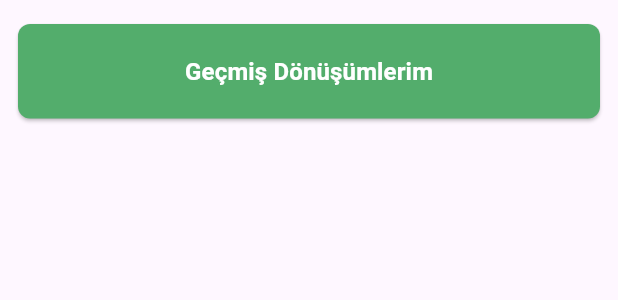
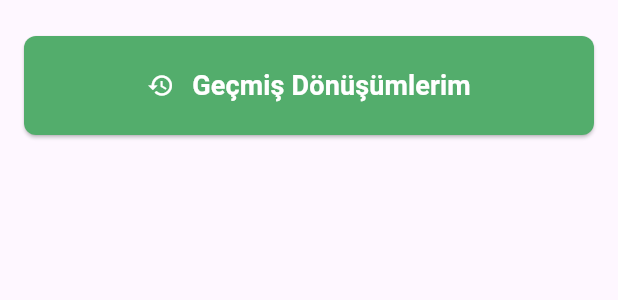
Before and after one commit to furkanmulayim/karbonizma-flutter, a Flutter app: the NormalButton widget shown alone on an empty page, opened directly, on a phone screen of 412 x 824 dp. Shown: the top 300 px of the screen. Run offline on Flutter 3.47's test engine with Material 3 defaults, Android fonts, the phone set to English and light mode, and no system bars; our stand-ins replace bloc, dio, flutter_bloc, go_router; network calls fail.

```diff
--- a/lib/core/constants/app_colors.dart
+++ b/lib/core/constants/app_colors.dart
@@ -19,6 +19,7 @@ class AppColors {
   static const Color dividerColor = Color(0xFFBDBDBD);
 
 
+  static const Color accentBlue1000 = Color.fromARGB(255, 23, 61, 35);
   static const Color accentBlue900 = Color.fromARGB(255, 46, 88, 59);
   static const Color accentBlue500 = Color.fromARGB(255, 71, 111, 78);
   static const Color accentBlue300 = Color.fromARGB(255, 66, 120, 92);
--- a/lib/core/constants/app_dimens.dart
+++ b/lib/core/constants/app_dimens.dart
@@ -6,6 +6,7 @@ class AppDimens {
   static const double paddingXSmall = 8.0;
   static const double paddingSmall = 12.0;
   static const double paddingMedium = 16.0;
+  static const double paddingXMedium = 20.0;
   static const double paddingLarge = 24.0;
   static const double paddingXLarge = 24.0;
 
@@ -17,6 +18,7 @@ class AppDimens {
   // Font Boyutları
   static const double fontSmall = 12.0;
   static const double fontMedium = 16.0;
+  static const double fontxMedium = 18.0;
   static const double fontLarge = 20.0;
   static const double fontExtraLarge = 24.0;
 
--- a/lib/core/widgets/buttons/normal_button.dart
+++ b/lib/core/widgets/buttons/normal_button.dart
@@ -3,42 +3,50 @@ import 'package:karbonizma/core/constants/app_colors.dart';
 import 'package:karbonizma/core/constants/app_dimens.dart';
 
 class NormalButton extends StatelessWidget {
-  final VoidCallback onclick;
+  const NormalButton(
+      {Key? key, required this.onClick, required this.text, this.icon})
+      : super(key: key);
+
+  final VoidCallback onClick;
   final String text;
+  final Icon? icon;
 
-  const NormalButton({super.key, required this.onclick, required this.text});
   @override
   Widget build(BuildContext context) {
     return Padding(
-      padding: const EdgeInsets.symmetric(horizontal: AppDimens.paddingSmall),
+      padding: const EdgeInsets.symmetric(vertical: AppDimens.paddingLarge),
       child: Padding(
-              padding: const EdgeInsets.symmetric(vertical: AppDimens.paddingMedium),
-
+        padding:
+            const EdgeInsets.symmetric(horizontal: AppDimens.paddingMedium),
         child: SizedBox(
           width: double.infinity,
           child: ElevatedButton(
-            onPressed: () {
-              onclick;
-            },
+            onPressed: onClick,
             style: ElevatedButton.styleFrom(
               backgroundColor: AppColors.accentBlue100,
-              padding: const EdgeInsets.symmetric(horizontal: 20, vertical: 20),
-              shape: const RoundedRectangleBorder(
-                borderRadius: BorderRadius.only(
-                  topLeft: Radius.circular(AppDimens.borderRadius),
-                  topRight: Radius.circular(AppDimens.borderRadius),
-                  bottomLeft: Radius.circular(AppDimens.borderRadius),
-                  bottomRight: Radius.circular(AppDimens.borderRadius),
-                ),
+              padding: const EdgeInsets.symmetric(
+                vertical: AppDimens.paddingXMedium,
+              ),
+              shape: RoundedRectangleBorder(
+                borderRadius: BorderRadius.circular(AppDimens.borderRadius),
               ),
             ),
-            child: Text(
-              text,
-              style: const TextStyle(
-                color: AppColors.textWhite,
-                fontWeight: FontWeight.bold,
-                fontSize: AppDimens.fontMedium,
-              ),
+            child:  Row(
+              mainAxisAlignment: MainAxisAlignment.center,
+              children: [
+                if (icon != null) ...[
+                  icon!,
+                  const SizedBox(width: AppDimens.paddingSmall),
+                ],
+                Text(
+                  text,
+                  style: const TextStyle(
+                    color: AppColors.textWhite,
+                    fontWeight: FontWeight.bold,
+                    fontSize: AppDimens.fontxMedium,
+                  ),
+                ),
+              ],
             ),
           ),
         ),
--- a/lib/core/widgets/titles/header_title.dart
+++ b/lib/core/widgets/titles/header_title.dart
@@ -27,7 +27,8 @@ class HeaderTitle extends StatelessWidget {
             textAlign: TextAlign.start,
             style: const TextStyle(
               fontSize: AppDimens.fontLarge,
-              color: AppColors.accentBlue900,
+                fontWeight: FontWeight.w500,
+              color: AppColors.accentBlue1000,
             ),
           ),
         ),
--- a/lib/ui/home/widgets/header_container.dart
+++ b/lib/ui/home/widgets/header_container.dart
@@ -43,6 +43,7 @@ class _NumericBox extends StatelessWidget {
 
   final String data;
   final String name;
+  //final String icon;
 
   @override
   Widget build(BuildContext context) {
```
Also changed, not shown: lib/ui/home/view/home_view.dart (+8 -1 lines), lib/ui/home/widgets/lazy_list.dart (+4 -3 lines), 1 other file.
